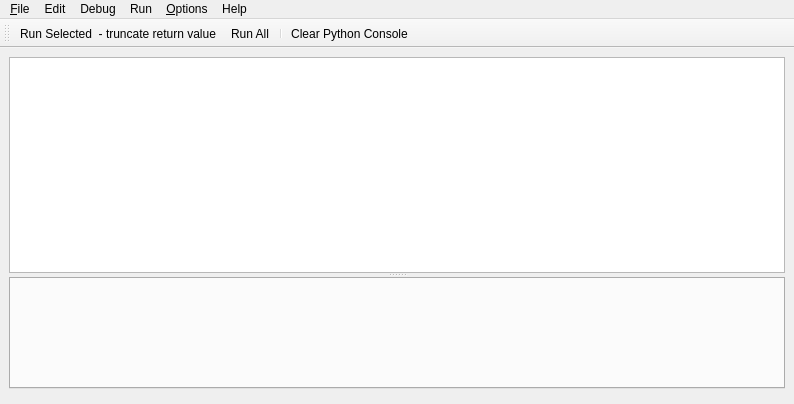
Before: the Qt Designer form preditor/gui/ui/loggerwindow.ui in macevhicz/PrEditor, drawn with Qt 5.
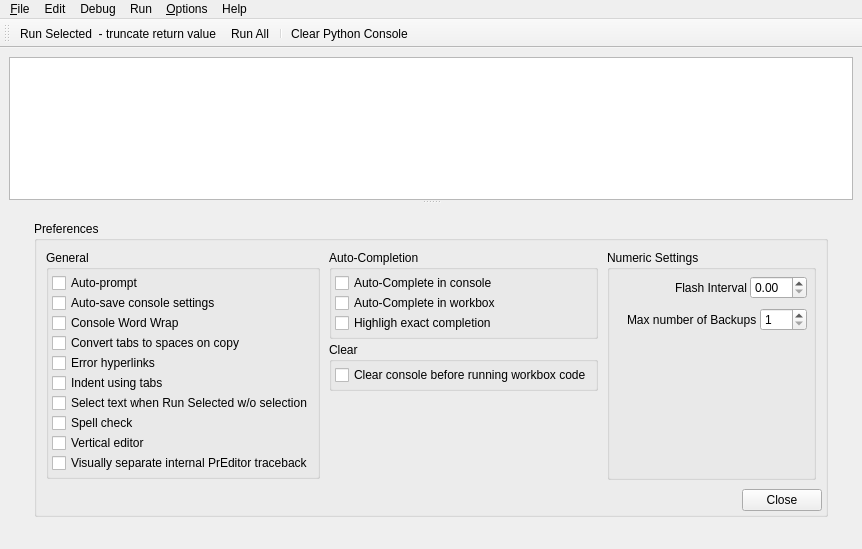
After: the same form once the commit is applied. Custom widgets are drawn as their Qt base class.

Commit message: Move Preferences to a uiWorkboxSTACK page

Diff of the .ui file:
```diff
--- a/preditor/gui/ui/loggerwindow.ui
+++ b/preditor/gui/ui/loggerwindow.ui
@@ -6,8 +6,8 @@
    <rect>
     <x>0</x>
     <y>0</y>
-    <width>794</width>
-    <height>404</height>
+    <width>862</width>
+    <height>549</height>
    </rect>
   </property>
   <property name="minimumSize">
@@ -35,8 +35,11 @@
        </property>
       </widget>
       <widget class="QStackedWidget" name="uiWorkboxSTACK">
+       <property name="frameShape">
+        <enum>QFrame::NoFrame</enum>
+       </property>
        <property name="currentIndex">
-        <number>1</number>
+        <number>2</number>
        </property>
        <widget class="QWidget" name="Options">
         <layout class="QVBoxLayout" name="verticalLayout_5">
@@ -84,6 +87,602 @@
          </item>
         </layout>
        </widget>
+       <widget class="QWidget" name="page">
+        <layout class="QVBoxLayout" name="verticalLayout_8">
+         <item>
+          <widget class="QWidget" name="uiPreferencesPAGE" native="true">
+           <property name="styleSheet">
+            <string notr="true"/>
+           </property>
+           <layout class="QVBoxLayout" name="verticalLayout_2">
+            <property name="spacing">
+             <number>3</number>
+            </property>
+            <property name="leftMargin">
+             <number>3</number>
+            </property>
+            <property name="topMargin">
+             <number>3</number>
+            </property>
+            <property name="rightMargin">
+             <number>3</number>
+            </property>
+            <property name="bottomMargin">
+             <number>3</number>
+            </property>
+            <item>
+             <spacer name="verticalSpacer_3">
+              <property name="orientation">
+               <enum>Qt::Vertical</enum>
+              </property>
+              <property name="sizeHint" stdset="0">
+               <size>
+                <width>20</width>
+                <height>40</height>
+               </size>
+              </property>
+             </spacer>
+            </item>
+            <item>
+             <widget class="QWidget" name="widget_2" native="true">
+              <property name="styleSheet">
+               <string notr="true"/>
+              </property>
+              <layout class="QHBoxLayout" name="horizontalLayout_2">
+               <property name="spacing">
+                <number>3</number>
+               </property>
+               <property name="leftMargin">
+                <number>3</number>
+               </property>
+               <property name="topMargin">
+                <number>3</number>
+               </property>
+               <property name="rightMargin">
+                <number>3</number>
+               </property>
+               <property name="bottomMargin">
+                <number>3</number>
+               </property>
+               <item>
+                <spacer name="horizontalSpacer">
+                 <property name="orientation">
+                  <enum>Qt::Horizontal</enum>
+                 </property>
+                 <property name="sizeHint" stdset="0">
+                  <size>
+                   <width>40</width>
+                   <height>20</height>
+                  </size>
+                 </property>
+                </spacer>
+               </item>
+               <item>
+                <widget class="QGroupBox" name="uiPreferencesGRP">
+                 <property name="styleSheet">
+                  <string notr="true"/>
+                 </property>
+                 <property name="title">
+                  <string>Preferences</string>
+                 </property>
+                 <layout class="QVBoxLayout" name="verticalLayout_12">
+                  <property name="spacing">
+                   <number>3</number>
+                  </property>
+                  <property name="leftMargin">
+                   <number>3</number>
+                  </property>
+                  <property name="topMargin">
+                   <number>3</number>
+                  </property>
+                  <property name="rightMargin">
+                   <number>3</number>
+                  </property>
+                  <property name="bottomMargin">
+                   <number>3</number>
+                  </property>
+                  <item>
+                   <widget class="QWidget" name="uiPreferencesWDGT" native="true">
+                    <property name="styleSheet">
+                     <string notr="true"/>
+                    </property>
+                    <layout class="QHBoxLayout" name="horizontalLayout_3">
+                     <property name="spacing">
+                      <number>3</number>
+                     </property>
+                     <property name="leftMargin">
+                      <number>3</number>
+                     </property>
+                     <property name="topMargin">
+                      <number>3</number>
+                     </property>
+                     <property name="rightMargin">
+                      <number>3</number>
+                     </property>
+                     <property name="bottomMargin">
+                      <number>3</number>
+                     </property>
+                     <item>
+                      <widget class="QWidget" name="widget_3" native="true">
+                       <property name="styleSheet">
+                        <string notr="true"/>
+                       </property>
+                       <layout class="QVBoxLayout" name="verticalLayout_6">
+                        <property name="spacing">
+                         <number>3</number>
+                        </property>
+                        <property name="leftMargin">
+                         <number>3</number>
+                        </property>
+                        <property name="topMargin">
+                         <number>3</number>
+                        </property>
+                        <property name="rightMargin">
+                         <number>3</number>
+                        </property>
+                        <property name="bottomMargin">
+                         <number>3</number>
+                        </property>
+                        <item>
+                         <widget class="QGroupBox" name="groupBox_5">
+                          <property name="title">
+                           <string>General</string>
+                          </property>
+                          <layout class="QVBoxLayout" name="verticalLayout_10">
+                           <property name="spacing">
+                            <number>0</number>
+                           </property>
+                           <property name="leftMargin">
+                            <number>3</number>
+                           </property>
+                           <property name="topMargin">
+                            <number>3</number>
+                           </property>
+                           <property name="rightMargin">
+                            <number>3</number>
+                           </property>
+                           <property name="bottomMargin">
+                            <number>3</number>
+                           </property>
+                           <item>
+                            <widget class="QCheckBox" name="uiAutoPromptCHK">
+                             <property name="text">
+                              <string>Auto-prompt</string>
+                             </property>
+                            </widget>
+                           </item>
+                           <item>
+                            <widget class="QCheckBox" name="uiAutoSaveSettingsCHK">
+                             <property name="text">
+                              <string>Auto-save console settings</string>
+                             </property>
+                            </widget>
+                           </item>
+                           <item>
+                            <widget class="QCheckBox" name="uiWordWrapCHK">
+                             <property name="text">
+                              <string>Console Word Wrap</string>
+                             </property>
+                            </widget>
+                           </item>
+                           <item>
+                            <widget class="QCheckBox" name="uiCopyTabsToSpacesCHK">
+                             <property name="text">
+                              <string>Convert tabs to spaces on copy</string>
+                             </property>
+                            </widget>
+                           </item>
+                           <item>
+                            <widget class="QCheckBox" name="uiErrorHyperlinksCHK">
+                             <property name="text">
+                              <string>Error hyperlinks</string>
+                             </property>
+                            </widget>
+                           </item>
+                           <item>
+                            <widget class="QCheckBox" name="uiIndentationsTabsCHK">
+                             <property name="text">
+                              <string>Indent using tabs</string>
+                             </property>
+                            </widget>
+                           </item>
+                           <item>
+                            <widget class="QCheckBox" name="uiSelectTextCHK">
+                             <property name="text">
+                              <string>Select text when Run Selected w/o selection</string>
+                             </property>
+                            </widget>
+                           </item>
+                           <item>
+                            <widget class="QCheckBox" name="uiSpellCheckEnabledCHK">
+                             <property name="text">
+                              <string>Spell check</string>
+                             </property>
+                            </widget>
+                           </item>
+                           <item>
+                            <widget class="QCheckBox" name="uiEditorVerticalCHK">
+                             <property name="text">
+                              <string>Vertical editor</string>
+                             </property>
+                            </widget>
+                           </item>
+                           <item>
+                            <widget class="QCheckBox" name="uiSeparateTracebackCHK">
+                             <property name="text">
+                              <string>Visually separate internal PrEditor traceback</string>
+                             </property>
+                            </widget>
+                           </item>
+                          </layout>
+                         </widget>
+                        </item>
+                        <item>
+                         <spacer name="verticalSpacer_2">
+                          <property name="orientation">
+                           <enum>Qt::Vertical</enum>
+                          </property>
+                          <property name="sizeHint" stdset="0">
+                           <size>
+                            <width>20</width>
+                            <height>40</height>
+                           </size>
+                          </property>
+                         </spacer>
+                        </item>
+                       </layout>
+                      </widget>
+                     </item>
+                     <item>
+                      <widget class="QWidget" name="widget" native="true">
+                       <property name="styleSheet">
+                        <string notr="true"/>
+                       </property>
+                       <layout class="QVBoxLayout" name="verticalLayout_3">
+                        <property name="spacing">
+                         <number>3</number>
+                        </property>
+                        <property name="leftMargin">
+                         <number>3</number>
+                        </property>
+                        <property name="topMargin">
+                         <number>3</number>
+                        </property>
+                        <property name="rightMargin">
+                         <number>3</number>
+                        </property>
+                        <property name="bottomMargin">
+                         <number>3</number>
+                        </property>
+                        <item>
+                         <widget class="QGroupBox" name="uiAutoCompletionGRP">
+                          <property name="title">
+                           <string>Auto-Completion</string>
+                          </property>
+                          <layout class="QVBoxLayout" name="verticalLayout_7">
+                           <property name="spacing">
+                            <number>0</number>
+                           </property>
+                           <property name="leftMargin">
+                            <number>3</number>
+                           </property>
+                           <property name="topMargin">
+                            <number>3</number>
+                           </property>
+                           <property name="rightMargin">
+                            <number>3</number>
+                           </property>
+                           <property name="bottomMargin">
+                            <number>3</number>
+                           </property>
+                           <item>
+                            <widget class="QCheckBox" name="uiConsoleAutoCompleteEnabledCHK">
+                             <property name="text">
+                              <string>Auto-Complete in console</string>
+                             </property>
+                            </widget>
+                           </item>
+                           <item>
+                            <widget class="QCheckBox" name="uiWorkboxAutoCompleteEnabledCHK">
+                             <property name="text">
+                              <string>Auto-Complete in workbox</string>
+                             </property>
+                            </widget>
+                           </item>
+                           <item>
+                            <widget class="QCheckBox" name="uiHighlightExactCompletionCHK">
+                             <property name="text">
+                              <string>Highligh exact completion</string>
+                             </property>
+                            </widget>
+                           </item>
+                          </layout>
+                         </widget>
+                        </item>
+                        <item>
+                         <widget class="QGroupBox" name="uiClearGRP">
+                          <property name="title">
+                           <string>Clear</string>
+                          </property>
+                          <layout class="QVBoxLayout" name="verticalLayout_9">
+                           <property name="spacing">
+                            <number>0</number>
+                           </property>
+                           <property name="leftMargin">
+                            <number>3</number>
+                           </property>
+                           <property name="topMargin">
+                            <number>3</number>
+                           </property>
+                           <property name="rightMargin">
+                            <number>3</number>
+                           </property>
+                           <property name="bottomMargin">
+                            <number>3</number>
+                           </property>
+                           <item>
+                            <widget class="QCheckBox" name="uiClearBeforeRunningCHK">
+                             <property name="text">
+                              <string>Clear console before running workbox code</string>
+                             </property>
+                            </widget>
+                           </item>
+                          </layout>
+                         </widget>
+                        </item>
+                        <item>
+                         <spacer name="verticalSpacer">
+                          <property name="orientation">
+                           <enum>Qt::Vertical</enum>
+                          </property>
+                          <property name="sizeHint" stdset="0">
+                           <size>
+                            <width>20</width>
+                            <height>40</height>
+                           </size>
+                          </property>
+                         </spacer>
+                        </item>
+                       </layout>
+                      </widget>
+                     </item>
+                     <item>
+                      <widget class="QWidget" name="widget_4" native="true">
+                       <property name="styleSheet">
+                        <string notr="true"/>
+                       </property>
+                       <layout class="QVBoxLayout" name="verticalLayout_11">
+                        <property name="spacing">
+                         <number>3</number>
+                        </property>
+                        <property name="leftMargin">
+                         <number>3</number>
+                        </property>
+                        <property name="topMargin">
+                         <number>3</number>
+                        </property>
+                        <property name="rightMargin">
+                         <number>3</number>
+                        </property>
+                        <property name="bottomMargin">
+                         <number>3</number>
+                        </property>
+                        <item>
+                         <widget class="QGroupBox" name="uiNumericSettingsGRP">
+                          <property name="title">
+                           <string>Numeric Settings</string>
+                          </property>
+                          <layout class="QVBoxLayout" name="verticalLayout_13">
+                           <property name="spacing">
+                            <number>3</number>
+                           </property>
+                           <property name="leftMargin">
+                            <number>3</number>
+                           </property>
+                           <property name="topMargin">
+                            <number>3</number>
+                           </property>
+                           <property name="rightMargin">
+                            <number>3</number>
+                           </property>
+                           <property name="bottomMargin">
+                            <number>3</number>
+                           </property>
+                           <item>
+                            <widget class="QWidget" name="widget_5" native="true">
+                             <property name="toolTip">
+                              <string>'If running code in the logger takes X seconds or longer,
+ the window will flash if it is not in focus.
+ Setting the value to zero will disable flashing.'</string>
+                             </property>
+                             <property name="styleSheet">
+                              <string notr="true"/>
+                             </property>
+                             <layout class="QHBoxLayout" name="horizontalLayout_5">
+                              <property name="spacing">
+                               <number>3</number>
+                              </property>
+                              <property name="leftMargin">
+                               <number>3</number>
+                              </property>
+                              <property name="topMargin">
+                               <number>3</number>
+                              </property>
+                              <property name="rightMargin">
+                               <number>3</number>
+                              </property>
+                              <property name="bottomMargin">
+                               <number>3</number>
+                              </property>
+                              <item>
+                               <spacer name="horizontalSpacer_3">
+                                <property name="orientation">
+                                 <enum>Qt::Horizontal</enum>
+                                </property>
+                                <property name="sizeHint" stdset="0">
+                                 <size>
+                                  <width>40</width>
+                                  <height>20</height>
+                                 </size>
+                                </property>
+                               </spacer>
+                              </item>
+                              <item>
+                               <widget class="QLabel" name="label">
+                                <property name="toolTip">
+                                 <string>'If running code in the logger takes X seconds or longer,
+ the window will flash if it is not in focus.
+ Setting the value to zero will disable flashing.'</string>
+                                </property>
+                                <property name="text">
+                                 <string>Flash Interval</string>
+                                </property>
+                               </widget>
+                              </item>
+                              <item>
+                               <widget class="QDoubleSpinBox" name="uiFlashTimeSPIN">
+                                <property name="toolTip">
+                                 <string>'If running code in the logger takes X seconds or longer,
+ the window will flash if it is not in focus.
+ Setting the value to zero will disable flashing.'</string>
+                                </property>
+                               </widget>
+                              </item>
+                             </layout>
+                            </widget>
+                           </item>
+                           <item>
+                            <widget class="QWidget" name="widget_6" native="true">
+                             <property name="toolTip">
+                              <string>Set the maximun number of backup files on disk per workbox.
+Must be at least 1</string>
+                             </property>
+                             <property name="styleSheet">
+                              <string notr="true"/>
+                             </property>
+                             <layout class="QHBoxLayout" name="horizontalLayout_6">
+                              <property name="spacing">
+                               <number>3</number>
+                              </property>
+                              <property name="leftMargin">
+                               <number>3</number>
+                              </property>
+                              <property name="topMargin">
+                               <number>3</number>
+                              </property>
+                              <property name="rightMargin">
+                               <number>3</number>
+                              </property>
+                              <property name="bottomMargin">
+                               <number>3</number>
+                              </property>
+                              <item>
+                               <spacer name="horizontalSpacer_4">
+                                <property name="orientation">
+                                 <enum>Qt::Horizontal</enum>
+                                </property>
+                                <property name="sizeHint" stdset="0">
+                                 <size>
+                                  <width>40</width>
+                                  <height>20</height>
+                                 </size>
+                                </property>
+                               </spacer>
+                              </item>
+                              <item>
+                               <widget class="QLabel" name="label_2">
+                                <property name="toolTip">
+                                 <string>Set the maximun number of backup files on disk per workbox.
+Must be at least 1</string>
+                                </property>
+                                <property name="text">
+                                 <string>Max number of Backups</string>
+                                </property>
+                               </widget>
+                              </item>
+                              <item>
+                               <widget class="QSpinBox" name="uiMaxNumBackupsSPIN">
+                                <property name="toolTip">
+                                 <string>Set the maximun number of backup files on disk per workbox.
+Must be at least 1</string>
+                                </property>
+                                <property name="minimum">
+                                 <number>1</number>
+                                </property>
+                                <property name="maximum">
+                                 <number>999</number>
+                                </property>
+                               </widget>
+                              </item>
+                             </layout>
+                            </widget>
+                           </item>
+                           <item>
+                            <spacer name="verticalSpacer_5">
+                             <property name="orientation">
+                              <enum>Qt::Vertical</enum>
+                             </property>
+                             <property name="sizeHint" stdset="0">
+                              <size>
+                               <width>20</width>
+                               <height>40</height>
+                              </size>
+                             </property>
+                            </spacer>
+                           </item>
+                          </layout>
+                         </widget>
+                        </item>
+                       </layout>
+                      </widget>
+                     </item>
+                    </layout>
+                   </widget>
+                  </item>
+                  <item>
+                   <widget class="QDialogButtonBox" name="uiClosePreferencesBTN">
+                    <property name="standardButtons">
+                     <set>QDialogButtonBox::Close</set>
+                    </property>
+                   </widget>
+                  </item>
+                 </layout>
+                </widget>
+               </item>
+               <item>
+                <spacer name="horizontalSpacer_2">
+                 <property name="orientation">
+                  <enum>Qt::Horizontal</enum>
+                 </property>
+                 <property name="sizeHint" stdset="0">
+                  <size>
+                   <width>40</width>
+                   <height>20</height>
+                  </size>
+                 </property>
+                </spacer>
+               </item>
+              </layout>
+             </widget>
+            </item>
+            <item>
+             <spacer name="verticalSpacer_4">
+              <property name="orientation">
+               <enum>Qt::Vertical</enum>
+              </property>
+              <property name="sizeHint" stdset="0">
+               <size>
+                <width>20</width>
+                <height>40</height>
+               </size>
+              </property>
+             </spacer>
+            </item>
+           </layout>
+          </widget>
+         </item>
+        </layout>
+       </widget>
       </widget>
      </widget>
     </item>
@@ -97,7 +696,7 @@
     <rect>
      <x>0</x>
      <y>0</y>
-     <width>794</width>
+     <width>862</width>
      <height>22</height>
     </rect>
    </property>
```
Left out of the diff: 60 changed lines with no effect on the pictures. The commit also changes 7 other files.
